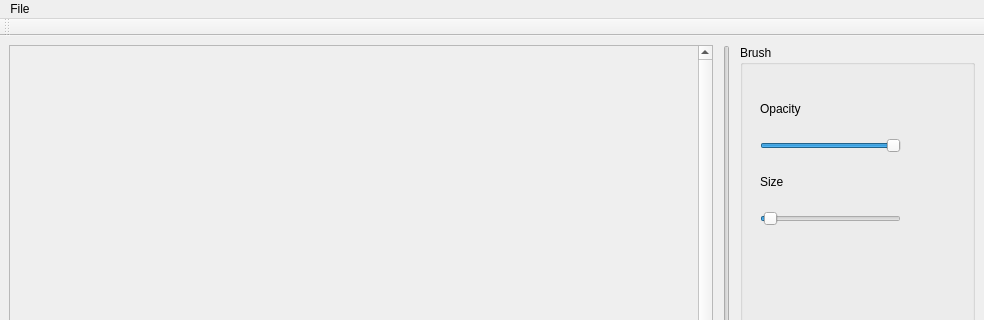
Above: main.ui from yycho0108/Composer before the change; both pictures show x 0 to 984 and y 0 to 320 of the 984 by 732 pixel window. Below: the same form after it.
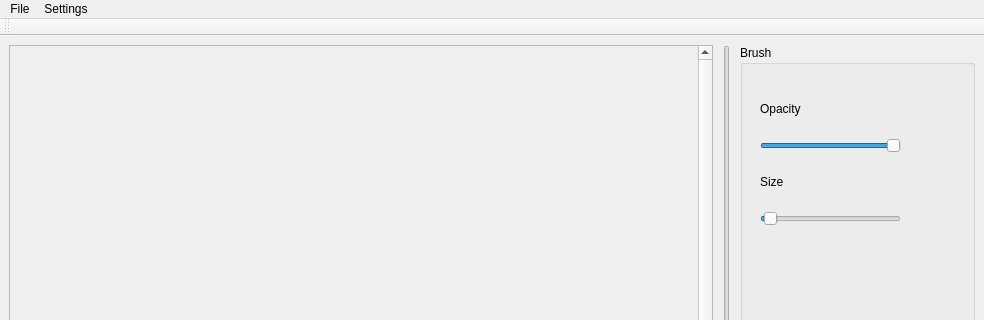
That is the form after the change. Custom widgets are drawn as their Qt base class.

What changed in the file:
```diff
--- a/main.ui
+++ b/main.ui
@@ -243,7 +243,15 @@
     <addaction name="actionSave"/>
     <addaction name="actionLoad"/>
    </widget>
+   <widget class="QMenu" name="menuSettings">
+    <property name="title">
+     <string>Settings</string>
+    </property>
+    <addaction name="actionSnap_To_Pitch"/>
+    <addaction name="actionSnap_To_Tempo"/>
+   </widget>
    <addaction name="menuFile"/>
+   <addaction name="menuSettings"/>
   </widget>
   <widget class="QStatusBar" name="statusbar"/>
   <widget class="QToolBar" name="toolBar">
```
Left out of the diff: 16 changed lines with no effect on the pictures.
